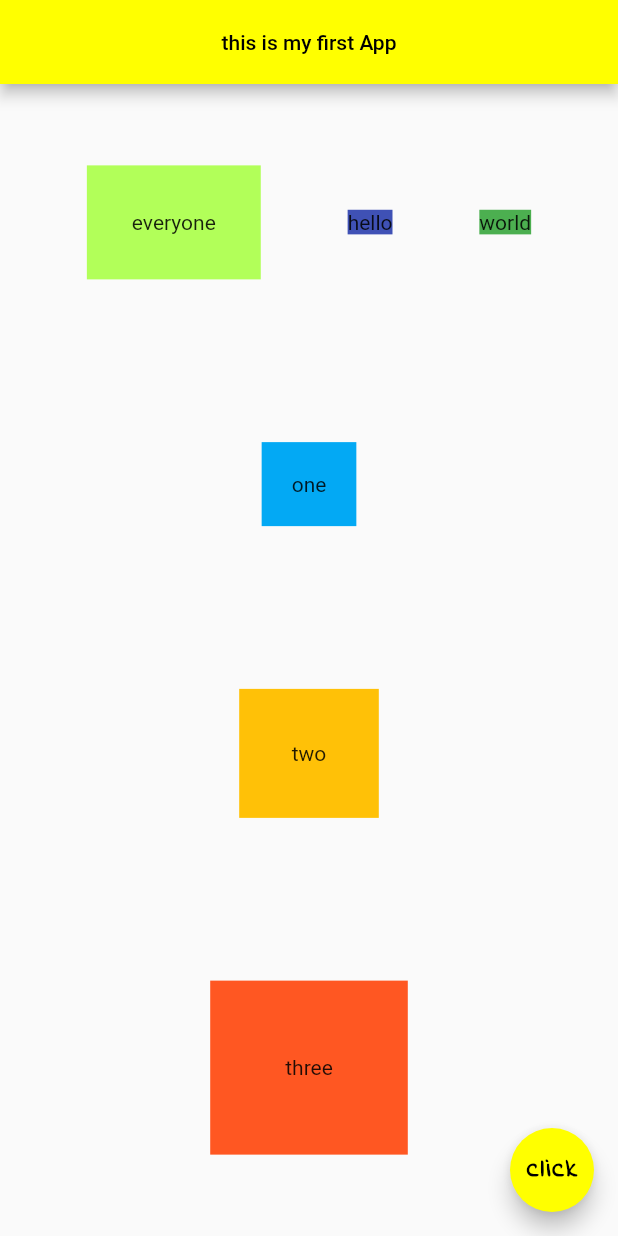
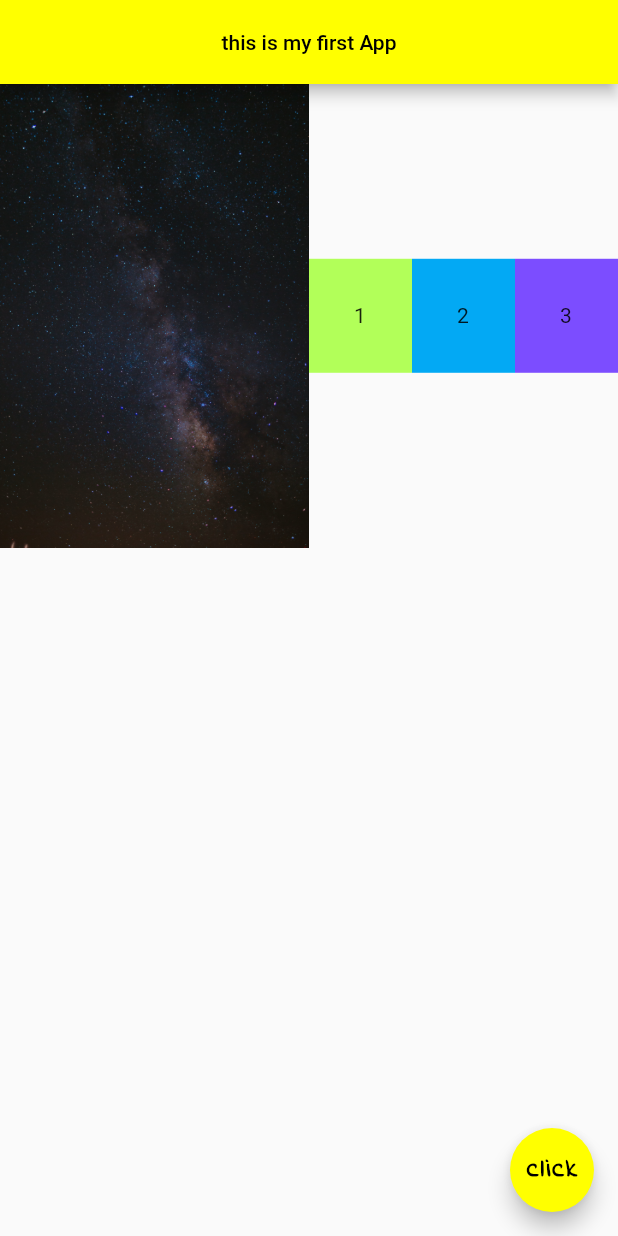
Before and after one commit to irakliB778/net-ninja, a Flutter app: the screen it shows after launch, on a phone screen of 412 x 824 dp. Run offline on Flutter 3.47's test engine with Material 2 defaults, Android fonts, the phone set to English and light mode, and no system bars.

Commit message:
add expanded widget and flex property

```diff
--- a/lib/main.dart
+++ b/lib/main.dart
@@ -20,48 +20,37 @@ class Home extends StatelessWidget {
           centerTitle: true,
           backgroundColor: Colors.yellowAccent,
         ),
-      body:Column(
-        mainAxisAlignment: MainAxisAlignment.spaceAround,
-        crossAxisAlignment: CrossAxisAlignment.center,
+      body:Row(
+
         children: [
-          Row(
-            mainAxisAlignment: MainAxisAlignment.spaceEvenly,
-            crossAxisAlignment: CrossAxisAlignment.center,
+          Expanded(
+            flex: 3,
+              child: Image.asset('images/space4.jpg')),
+          Expanded(
+            flex: 1,
+            child: Container(
+              padding: EdgeInsets.all(30.0),
+              color: Colors.lightGreenAccent,
+              child: Text('1'),
+            ),
+          ),
+          Expanded(
+            flex: 1,
+            child: Container(padding: EdgeInsets.all(30.0),
+              color: Colors.lightBlue,
+              child: Text('2'),
+            ),
+          ),
+          Expanded(
+            flex: 1,
+            child: Container(padding: EdgeInsets.all(30.0),
+              color: Colors.deepPurpleAccent,
+              child: Text('3'),
+            ),
+          ),
 
-            children: [
-              Container(
-                child: Text('everyone'),
-                padding: EdgeInsets.all(30.0),
-                color: Colors.lightGreenAccent,
-              ),
-              Text('hello',
-              style: TextStyle(
-                backgroundColor: Colors.indigo
-              ),),
-              Text('world',
-                style: TextStyle(
-                    backgroundColor: Colors.green
-                ),)
-            ],
-          ),
-          Container(
-            child: Text('one'),
-            color: Colors.lightBlue,
-            padding: EdgeInsets.all(20.0),
-          ),
-          Container(
-            child: Text('two'),
-            color: Colors.amber,
-            padding: EdgeInsets.all(35.0),
-          ),
-          Container(
-            child: Text('three'),
-            color: Colors.deepOrange,
-            padding: EdgeInsets.all(50.0),
-          ),
         ],
       ),
-
     floatingActionButton: FloatingActionButton(
       child:Text(
           'click',
```
